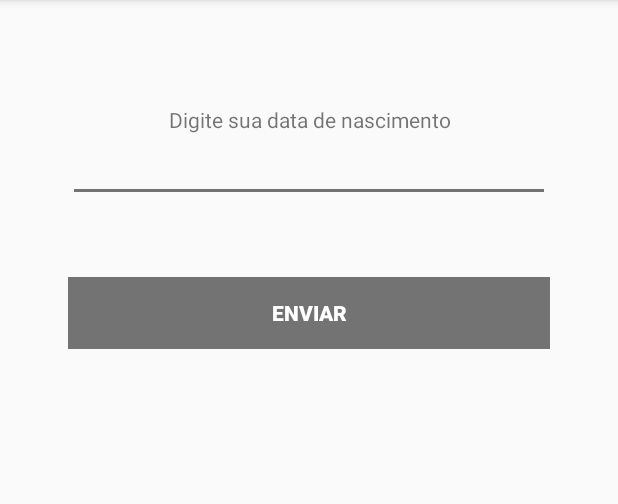
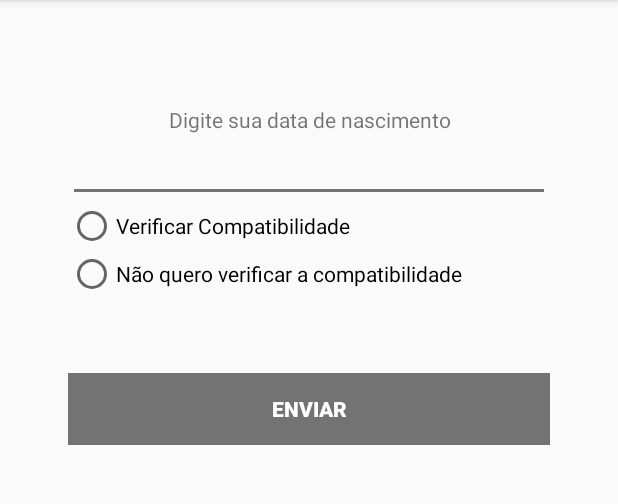
Before and after one commit to karenyov/qualMeuSigno, an Android app: the MeuSignoActivity screen opened directly, with no data from a screen before it, on a phone screen of 412 x 824 dp, the part 84-588 px from its top. Run offline under Robolectric (Android 15) with nearby library versions, the phone set to English and light mode, and no system bars.

Commit message:
add correcao

```diff
--- a/qualMeuSigno/app/src/main/res/layout/activity_meu_signo.xml
+++ b/qualMeuSigno/app/src/main/res/layout/activity_meu_signo.xml
@@ -31,6 +31,27 @@
             android:gravity="center_horizontal"
             android:textAlignment="center" />
 
+        <RadioGroup
+            android:id="@+id/radioGroup"
+            android:layout_width="match_parent"
+            android:layout_height="wrap_content"
+            android:orientation="vertical">
+
+            <RadioButton
+                android:id="@+id/radio_1"
+                android:layout_width="match_parent"
+                android:layout_height="wrap_content"
+                android:text="Verificar Compatibilidade"
+                android:onClick="onRadioButtonClick"/>
+
+            <RadioButton
+                android:id="@+id/radio_2"
+                android:layout_width="match_parent"
+                android:layout_height="wrap_content"
+                android:text="Não quero verificar a compatibilidade"
+                android:onClick="onRadioButtonClick"/>
+        </RadioGroup>
+
         <LinearLayout
             android:layout_width="match_parent"
             android:layout_height="wrap_content"
```
Also changed, not shown: qualMeuSigno/app/src/main/java/com/example/karen/qualmeusigno/MeuSigno.java (+20 -0 lines), qualMeuSigno/app/src/main/java/com/example/karen/qualmeusigno/MeuSignoActivity.java (+19 -1 lines).
